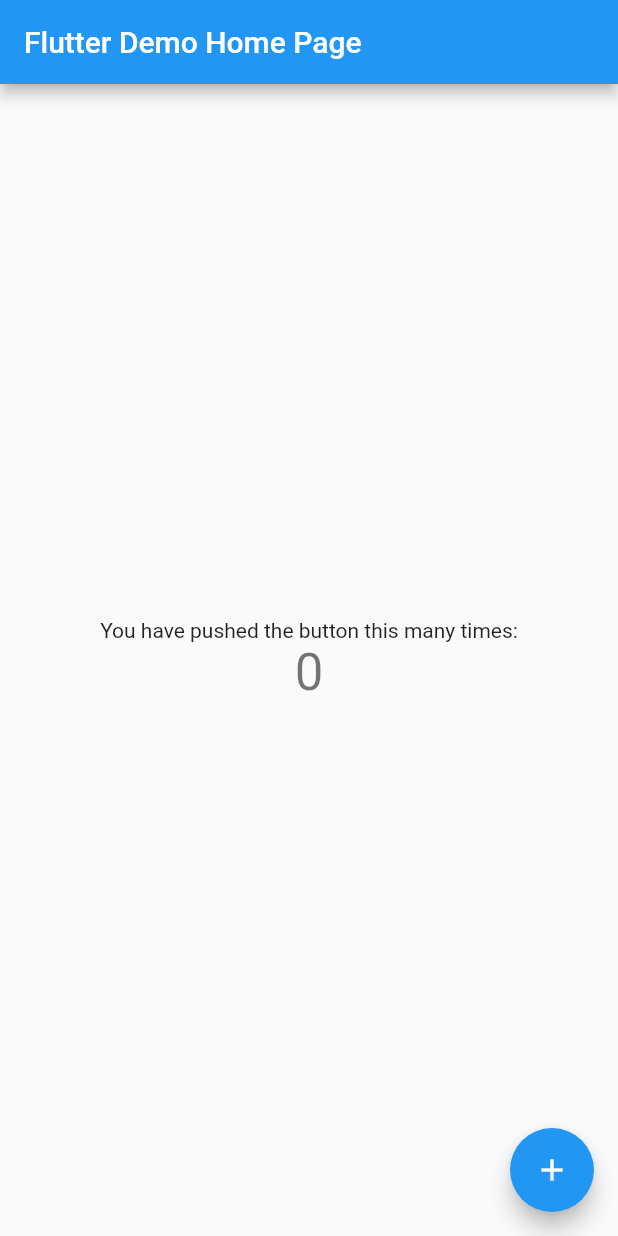
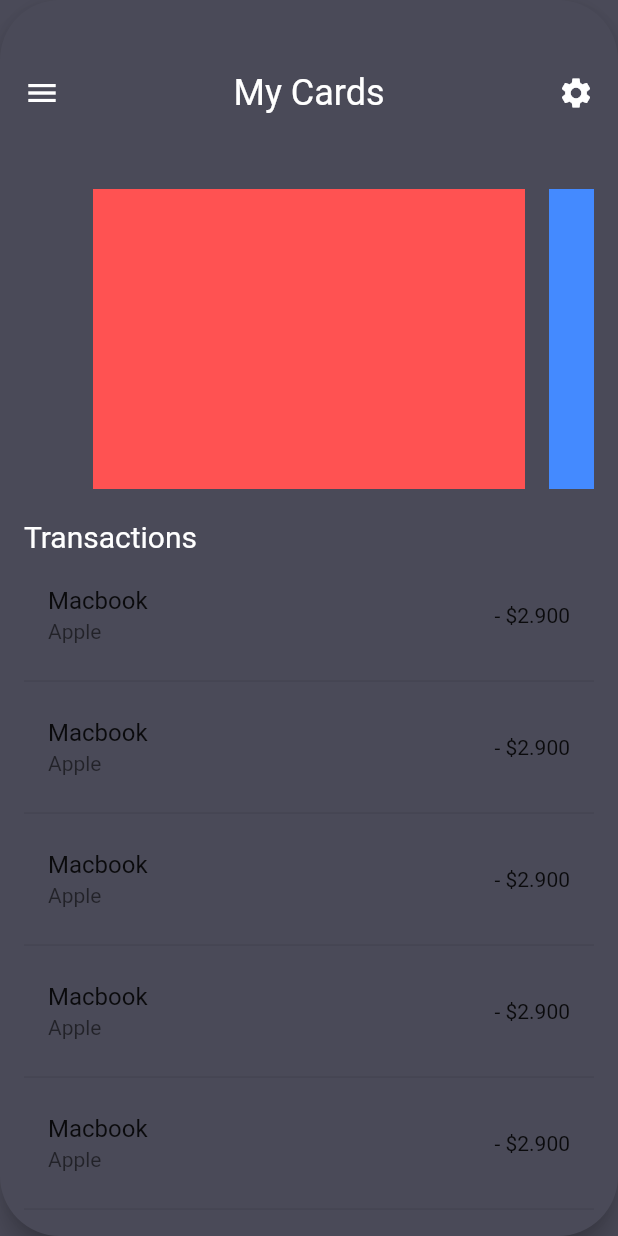
Before and after one commit to adenilson-santos/Sidebar-and-Dashboard-UX, a Flutter app: the screen it shows after launch, on a phone screen of 412 x 824 dp. Run offline on Flutter 3.47's test engine with Material 2 defaults, Android fonts, the phone set to English and light mode, and no system bars.

Commit message:
finalized

```diff
--- a/lib/main.dart
+++ b/lib/main.dart
@@ -1,111 +1,17 @@
 import 'package:flutter/material.dart';
+import 'package:sidebar_and_dashboard_ux/menu_dashboard_layout.dart';
 
 void main() => runApp(MyApp());
 
 class MyApp extends StatelessWidget {
-  // This widget is the root of your application.
   @override
   Widget build(BuildContext context) {
     return MaterialApp(
       title: 'Flutter Demo',
       theme: ThemeData(
-        // This is the theme of your application.
-        //
-        // Try running your application with "flutter run". You'll see the
-        // application has a blue toolbar. Then, without quitting the app, try
-        // changing the primarySwatch below to Colors.green and then invoke
-        // "hot reload" (press "r" in the console where you ran "flutter run",
-        // or simply save your changes to "hot reload" in a Flutter IDE).
-        // Notice that the counter didn't reset back to zero; the application
-        // is not restarted.
         primarySwatch: Colors.blue,
       ),
-      home: MyHomePage(title: 'Flutter Demo Home Page'),
+      home: MenuDashboardPage(),
     );
   }
 }
-
-class MyHomePage extends StatefulWidget {
-  MyHomePage({Key key, this.title}) : super(key: key);
-
-  // This widget is the home page of your application. It is stateful, meaning
-  // that it has a State object (defined below) that contains fields that affect
-  // how it looks.
-
-  // This class is the configuration for the state. It holds the values (in this
-  // case the title) provided by the parent (in this case the App widget) and
-  // used by the build method of the State. Fields in a Widget subclass are
-  // always marked "final".
-
-  final String title;
-
-  @override
-  _MyHomePageState createState() => _MyHomePageState();
-}
-
-class _MyHomePageState extends State<MyHomePage> {
-  int _counter = 0;
-
-  void _incrementCounter() {
-    setState(() {
-      // This call to setState tells the Flutter framework that something has
-      // changed in this State, which causes it to rerun the build method below
-      // so that the display can reflect the updated values. If we changed
-      // _counter without calling setState(), then the build method would not be
-      // called again, and so nothing would appear to happen.
-      _counter++;
-    });
-  }
-
-  @override
-  Widget build(BuildContext context) {
-    // This method is rerun every time setState is called, for instance as done
-    // by the _incrementCounter method above.
-    //
-    // The Flutter framework has been optimized to make rerunning build methods
-    // fast, so that you can just rebuild anything that needs updating rather
-    // than having to individually change instances of widgets.
-    return Scaffold(
-      appBar: AppBar(
-        // Here we take the value from the MyHomePage object that was created by
-        // the App.build method, and use it to set our appbar title.
-        title: Text(widget.title),
-      ),
-      body: Center(
-        // Center is a layout widget. It takes a single child and positions it
-        // in the middle of the parent.
-        child: Column(
-          // Column is also a layout widget. It takes a list of children and
-          // arranges them vertically. By default, it sizes itself to fit its
-          // children horizontally, and tries to be as tall as its parent.
-          //
-          // Invoke "debug painting" (press "p" in the console, choose the
-          // "Toggle Debug Paint" action from the Flutter Inspector in Android
-          // Studio, or the "Toggle Debug Paint" command in Visual Studio Code)
-          // to see the wireframe for each widget.
-          //
-          // Column has various properties to control how it sizes itself and
-          // how it positions its children. Here we use mainAxisAlignment to
-          // center the children vertically; the main axis here is the vertical
-          // axis because Columns are vertical (the cross axis would be
-          // horizontal).
-          mainAxisAlignment: MainAxisAlignment.center,
-          children: <Widget>[
-            Text(
-              'You have pushed the button this many times:',
-            ),
-            Text(
-              '$_counter',
-              style: Theme.of(context).textTheme.display1,
-            ),
-          ],
-        ),
-      ),
-      floatingActionButton: FloatingActionButton(
-        onPressed: _incrementCounter,
-        tooltip: 'Increment',
-        child: Icon(Icons.add),
-      ), // This trailing comma makes auto-formatting nicer for build methods.
-    );
-  }
-}
--- /dev/null
+++ b/lib/menu_dashboard_layout.dart
@@ -0,0 +1,192 @@
+import 'package:flutter/material.dart';
+
+final Color backgroundColor = Color(0xFF4A4A58);
+
+class MenuDashboardPage extends StatefulWidget {
+  @override
+  _MenuDashboardPageState createState() => _MenuDashboardPageState();
+}
+
+class _MenuDashboardPageState extends State<MenuDashboardPage> with SingleTickerProviderStateMixin {
+  bool isCollapsed = true;
+  double screenWidth, screenHeight;
+  final Duration duration = Duration(milliseconds: 300);
+  AnimationController _controller;
+  Animation<double> _scaleAnimation;
+  Animation<double> _menuScaleAnimation;
+  Animation<Offset> _slideAnimation;
+
+  @override
+  void initState() {
+    super.initState();
+
+    _controller     = AnimationController(vsync: this, duration: duration);
+    _scaleAnimation = Tween<double>(begin: 1, end: 0.8).animate(_controller);
+    _menuScaleAnimation = Tween<double>(begin: 0.5, end: 1).animate(_controller);
+    _slideAnimation = Tween<Offset>(begin: Offset(-1, 0), end: Offset(0, 0)).animate(_controller);
+  }
+
+  @override
+  void dispose() {
+    _controller.dispose();
+    super.dispose();
+  }
+
+  @override
+  Widget build(BuildContext context) {
+    Size size    = MediaQuery.of(context).size;
+    screenHeight = size.height;
+    screenWidth  = size.width;
+
+    return Scaffold(
+      backgroundColor: backgroundColor,
+      body: Stack(
+        children: <Widget>[
+          menu(context),
+          dashboard(context),
+        ],
+      ),
+    );
+  }
+
+  Widget menu(context) {
+    return SlideTransition(
+      position: _slideAnimation,
+      child: ScaleTransition(
+        scale: _menuScaleAnimation,
+        child: Padding(
+          padding: const EdgeInsets.only(left: 16.0),
+          child: Align(
+            alignment: Alignment.centerLeft,
+            child: Column(
+              mainAxisSize: MainAxisSize.min,
+              mainAxisAlignment: MainAxisAlignment.spaceAround,
+              crossAxisAlignment: CrossAxisAlignment.start,
+              children: <Widget>[
+                Text(
+                  'Dashboard',
+                  style: TextStyle(color: Colors.white, fontSize: 22.0),
+                ),
+                SizedBox(height: 10.0),
+                Text(
+                  'Messages',
+                  style: TextStyle(color: Colors.white, fontSize: 22.0),
+                ),
+                SizedBox(height: 10.0),
+                Text(
+                  'Utility Bills',
+                  style: TextStyle(color: Colors.white, fontSize: 22.0),
+                ),
+                SizedBox(height: 10.0),
+                Text(
+                  'Funds Transfer',
+                  style: TextStyle(color: Colors.white, fontSize: 22.0),
+                ),
+                SizedBox(height: 10.0),
+                Text(
+                  'Branches',
+                  style: TextStyle(color: Colors.white, fontSize: 22.0),
+                ),
+              ],
+            ),
+          ),
+        ),
+      ),
+    );
+  }
+
+  Widget dashboard(context) {
+    return AnimatedPositioned(
+      duration: duration,
+      top: 0,
+      bottom: 0,
+      left: isCollapsed ? 0 : 0.6 * screenWidth,
+      right: isCollapsed ? 0 : -0.2 * screenWidth,
+      child: ScaleTransition(
+        scale: _scaleAnimation,
+        child: Material(
+          animationDuration: duration,
+          borderRadius: BorderRadius.all(Radius.circular(40.0)),
+          elevation: 8.0,
+          color: backgroundColor,
+          child: Container(
+            padding: EdgeInsets.only(left: 16.0, right: 16.0, top: 48.0),
+            child: SingleChildScrollView(
+              scrollDirection: Axis.vertical,
+              physics: ClampingScrollPhysics(),
+              child: Column(
+                crossAxisAlignment: CrossAxisAlignment.start,
+                children: <Widget>[
+                  Row(
+                    mainAxisAlignment: MainAxisAlignment.spaceBetween,
+                    mainAxisSize: MainAxisSize.max,
+                    children: <Widget>[
+                      InkWell(
+                        child: Icon(Icons.menu, color: Colors.white),
+                        onTap: (){
+                          setState(() {
+                            if(isCollapsed)
+                              _controller.forward();
+                            else
+                              _controller.reverse();
+
+                            isCollapsed = !isCollapsed;
+                          });
+                        },
+                      ),
+                      Text('My Cards', style: TextStyle(fontSize: 24.0, color: Colors.white)),
+                      Icon(Icons.settings, color: Colors.white),
+                    ],
+                  ),
+                  SizedBox(height: 50.0),
+                  Container(
+                    height: 200.0,
+                    child: PageView(
+                      controller: PageController(viewportFraction:  0.8),
+                      scrollDirection: Axis.horizontal,
+                      pageSnapping: true,
+                      children: <Widget>[
+                        Container(
+                          margin: EdgeInsets.symmetric(horizontal: 8),
+                          color: Colors.redAccent,
+                          width: 100.0,
+                        ),
+                        Container(
+                          margin: EdgeInsets.symmetric(horizontal: 8),
+                          color: Colors.blueAccent,
+                          width: 100.0,
+                        ),
+                        Container(
+                          margin: EdgeInsets.symmetric(horizontal: 8),
+                          color: Colors.greenAccent,
+                          width: 100.0,
+                        ),
+                      ],
+                    ),
+                  ),
+                  SizedBox(height: 20.0),
+                  Text('Transactions', style: TextStyle(color: Colors.white, fontSize: 20.0),),
+                  SizedBox(height: 5.0),
+                  ListView.separated(
+                    shrinkWrap: true,
+                    itemBuilder: (context, index) {
+                      return ListTile(
+                        title:    Text('Macbook'),
+                        subtitle: Text('Apple'),
+                        trailing: Text('- \$2.900'),
+                      );
+                    },
+                    separatorBuilder: (context, index) {
+                      return Divider(height: 16.0);
+                    },
+                    itemCount: 10,
+                  )
+                ],
+              ),
+            )
+          )
+        ),
+      ),
+    );
+  }
+}
```
